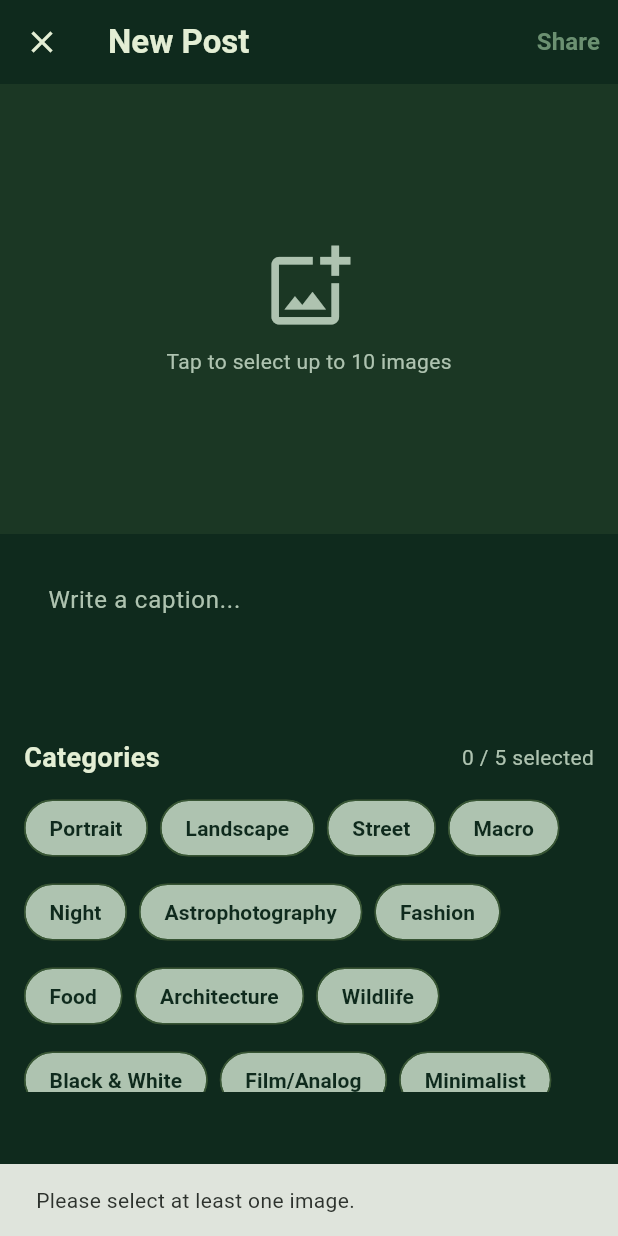
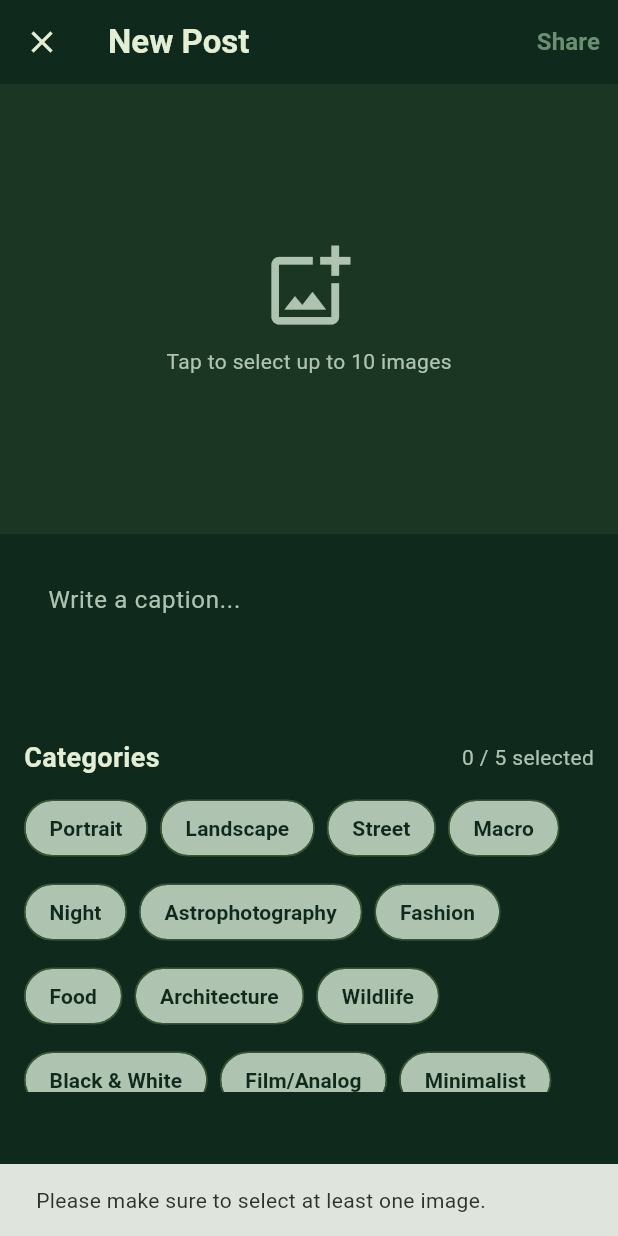
Before and after one commit to KVKMadithya/project_nsnap, a Flutter app: the CreatePostScreen screen opened directly, after a tap on "Share", on a phone screen of 412 x 824 dp. Run offline on Flutter 3.47's test engine with Material 3 defaults, Android fonts, the phone set to English and light mode, and no system bars; our stand-ins replace cached_network_image, cloud_firestore, curved_navigation_bar, firebase_auth, firebase_core, firebase_storage and 9 more; missing offline and left inert: ar_flutter_plugin_flutterflow, video_thumbnail; accounts and stored records are empty; network calls fail.

Commit message:
updated and fixed the create post screen

```diff
--- a/lib/posting/create_post_screen.dart
+++ b/lib/posting/create_post_screen.dart
@@ -63,7 +63,7 @@ class _CreatePostScreenState extends State<CreatePostScreen> {
   // 2. The Upload Logic
   Future<void> _uploadPost() async {
     if (_selectedImages.isEmpty) {
-      ScaffoldMessenger.of(context).showSnackBar(const SnackBar(content: Text("Please select at least one image.")));
+      ScaffoldMessenger.of(context).showSnackBar(const SnackBar(content: Text("Please make sure to select at least one image.")));
       return;
     }
 
```
Also changed, not shown: pubspec.lock.
